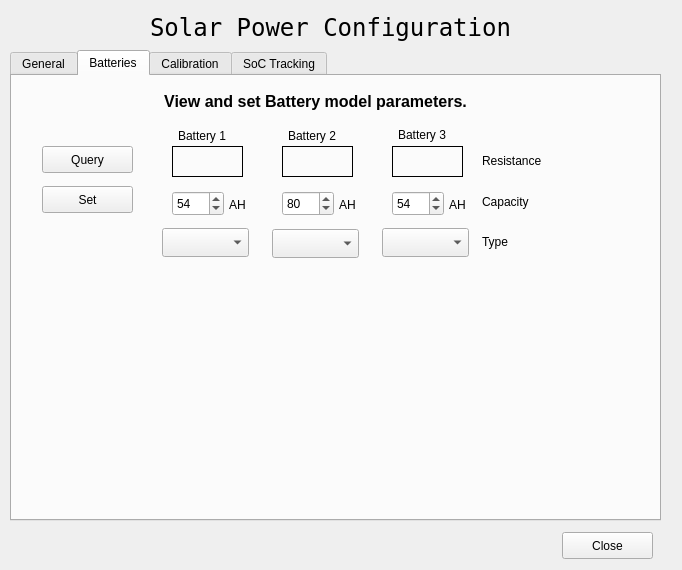
This is gui/power-management-configure.ui in dmsherazi/Battery-Management-System as Qt 5 draws it before an edit. The edited form follows.
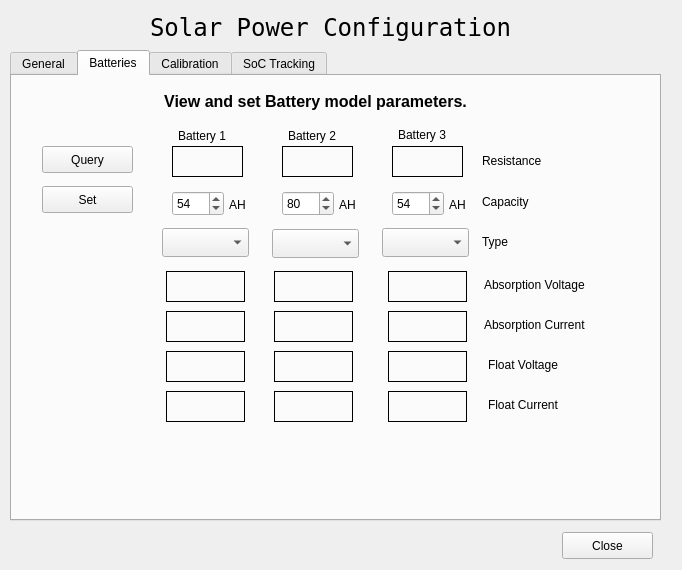
This is the edited form. The open tabs and pages were chosen to show the change.

Commit message: Further work on data processing to extract selected records. Addition to BMS GUI of battery charging limits in configure window.

What changed in the file:
```diff
--- a/gui/power-management-configure.ui
+++ b/gui/power-management-configure.ui
@@ -537,6 +537,250 @@
       <bool>true</bool>
      </property>
     </widget>
+    <widget class="QLabel" name="battery1AbsorptionVoltage">
+     <property name="geometry">
+      <rect>
+       <x>154</x>
+       <y>195</y>
+       <width>79</width>
+       <height>31</height>
+      </rect>
+     </property>
+     <property name="frameShape">
+      <enum>QFrame::Box</enum>
+     </property>
+     <property name="text">
+      <string/>
+     </property>
+    </widget>
+    <widget class="QLabel" name="battery2AbsorptionVoltage">
+     <property name="geometry">
+      <rect>
+       <x>262</x>
+       <y>195</y>
+       <width>79</width>
+       <height>31</height>
+      </rect>
+     </property>
+     <property name="frameShape">
+      <enum>QFrame::Box</enum>
+     </property>
+     <property name="text">
+      <string/>
+     </property>
+    </widget>
+    <widget class="QLabel" name="battery3AbsorptionVoltage">
+     <property name="geometry">
+      <rect>
+       <x>376</x>
+       <y>195</y>
+       <width>79</width>
+       <height>31</height>
+      </rect>
+     </property>
+     <property name="frameShape">
+      <enum>QFrame::Box</enum>
+     </property>
+     <property name="text">
+      <string/>
+     </property>
+    </widget>
+    <widget class="QLabel" name="battery1FloatVoltage">
+     <property name="geometry">
+      <rect>
+       <x>154</x>
+       <y>275</y>
+       <width>79</width>
+       <height>31</height>
+      </rect>
+     </property>
+     <property name="frameShape">
+      <enum>QFrame::Box</enum>
+     </property>
+     <property name="text">
+      <string/>
+     </property>
+    </widget>
+    <widget class="QLabel" name="battery2FloatVoltage">
+     <property name="geometry">
+      <rect>
+       <x>262</x>
+       <y>275</y>
+       <width>79</width>
+       <height>31</height>
+      </rect>
+     </property>
+     <property name="frameShape">
+      <enum>QFrame::Box</enum>
+     </property>
+     <property name="text">
+      <string/>
+     </property>
+    </widget>
+    <widget class="QLabel" name="battery3FloatVoltage">
+     <property name="geometry">
+      <rect>
+       <x>376</x>
+       <y>275</y>
+       <width>79</width>
+       <height>31</height>
+      </rect>
+     </property>
+     <property name="frameShape">
+      <enum>QFrame::Box</enum>
+     </property>
+     <property name="text">
+      <string/>
+     </property>
+    </widget>
+    <widget class="QLabel" name="battery3FloatCurrent">
+     <property name="geometry">
+      <rect>
+       <x>376</x>
+       <y>315</y>
+       <width>79</width>
+       <height>31</height>
+      </rect>
+     </property>
+     <property name="frameShape">
+      <enum>QFrame::Box</enum>
+     </property>
+     <property name="text">
+      <string/>
+     </property>
+    </widget>
+    <widget class="QLabel" name="battery2FloatCurrent">
+     <property name="geometry">
+      <rect>
+       <x>262</x>
+       <y>315</y>
+       <width>79</width>
+       <height>31</height>
+      </rect>
+     </property>
+     <property name="frameShape">
+      <enum>QFrame::Box</enum>
+     </property>
+     <property name="text">
+      <string/>
+     </property>
+    </widget>
+    <widget class="QLabel" name="battery1FloatCurrent">
+     <property name="geometry">
+      <rect>
+       <x>154</x>
+       <y>315</y>
+       <width>79</width>
+       <height>31</height>
+      </rect>
+     </property>
+     <property name="frameShape">
+      <enum>QFrame::Box</enum>
+     </property>
+     <property name="text">
+      <string/>
+     </property>
+    </widget>
+    <widget class="QLabel" name="absorptionVoltageLabel">
+     <property name="geometry">
+      <rect>
+       <x>472</x>
+       <y>200</y>
+       <width>135</width>
+       <height>17</height>
+      </rect>
+     </property>
+     <property name="text">
+      <string>Absorption Voltage</string>
+     </property>
+    </widget>
+    <widget class="QLabel" name="floatVoltageLabel">
+     <property name="geometry">
+      <rect>
+       <x>476</x>
+       <y>280</y>
+       <width>95</width>
+       <height>17</height>
+      </rect>
+     </property>
+     <property name="text">
+      <string>Float Voltage</string>
+     </property>
+    </widget>
+    <widget class="QLabel" name="floatCurrentLabel">
+     <property name="geometry">
+      <rect>
+       <x>476</x>
+       <y>320</y>
+       <width>97</width>
+       <height>17</height>
+      </rect>
+     </property>
+     <property name="text">
+      <string>Float Current</string>
+     </property>
+    </widget>
+    <widget class="QLabel" name="battery2AbsorptionCurrent">
+     <property name="geometry">
+      <rect>
+       <x>262</x>
+       <y>235</y>
+       <width>79</width>
+       <height>31</height>
+      </rect>
+     </property>
+     <property name="frameShape">
+      <enum>QFrame::Box</enum>
+     </property>
+     <property name="text">
+      <string/>
+     </property>
+    </widget>
+    <widget class="QLabel" name="battery3AbsorptionCurrent">
+     <property name="geometry">
+      <rect>
+       <x>376</x>
+       <y>235</y>
+       <width>79</width>
+       <height>31</height>
+      </rect>
+     </property>
+     <property name="frameShape">
+      <enum>QFrame::Box</enum>
+     </property>
+     <property name="text">
+      <string/>
+     </property>
+    </widget>
+    <widget class="QLabel" name="battery1AbsorptionCurrent">
+     <property name="geometry">
+      <rect>
+       <x>154</x>
+       <y>235</y>
+       <width>79</width>
+       <height>31</height>
+      </rect>
+     </property>
+     <property name="frameShape">
+      <enum>QFrame::Box</enum>
+     </property>
+     <property name="text">
+      <string/>
+     </property>
+    </widget>
+    <widget class="QLabel" name="absorptionCurrentLabel">
+     <property name="geometry">
+      <rect>
+       <x>472</x>
+       <y>240</y>
+       <width>135</width>
+       <height>17</height>
+      </rect>
+     </property>
+     <property name="text">
+      <string>Absorption Current</string>
+     </property>
+    </widget>
    </widget>
    <widget class="QWidget" name="calibrationTab">
     <attribute name="title">
```
Left out of the diff: 4 changed lines with no effect on the pictures. The commit also changes 21 other files.
